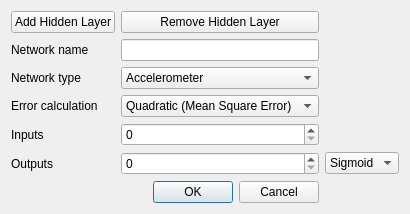
oxycoon/Thesis-NeuralNetwork, file res/layout/networkcreationdialog.ui: the form before one commit.
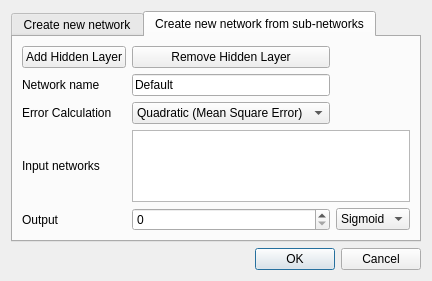
The form after the commit. The open tabs and pages were chosen to show the change.

The edit to the form file:
```diff
--- a/res/layout/networkcreationdialog.ui
+++ b/res/layout/networkcreationdialog.ui
@@ -7,17 +7,52 @@
     <x>0</x>
     <y>0</y>
     <width>400</width>
-    <height>208</height>
+    <height>280</height>
    </rect>
   </property>
   <property name="windowTitle">
    <string>Dialog</string>
   </property>
   <layout class="QGridLayout" name="gridLayout">
-   <item row="6" column="0" colspan="3">
-    <layout class="QGridLayout" name="gridLayout_2"/>
-   </item>
-   <item row="3" column="1">
+   <item row="1" column="0">
+    <widget class="QTabWidget" name="tabWidget">
+     <property name="currentIndex">
+      <number>0</number>
+     </property>
+     <widget class="QWidget" name="tab_newNet">
+      <attribute name="title">
+       <string>Create new network</string>
+      </attribute>
+      <layout class="QGridLayout" name="gridLayout_3">
+       <item row="1" column="1">
+        <widget class="QLineEdit" name="lineEdit_name">
+         <property name="text">
+          <string>Default</string>
+         </property>
+        </widget>
+       </item>
+       <item row="2" column="0">
+        <widget class="QLabel" name="label_2">
+         <property name="text">
+          <string>Network type</string>
+         </property>
+        </widget>
+       </item>
+       <item row="0" column="0">
+        <widget class="QPushButton" name="pushButton">
+         <property name="text">
+          <string>Add Hidden Layer</string>
+         </property>
+        </widget>
+       </item>
+       <item row="1" column="0">
+        <widget class="QLabel" name="label_4">
+         <property name="text">
+          <string>Network name</string>
+         </property>
+        </widget>
+       </item>
+       <item row="2" column="1">
     <widget class="QComboBox" name="comboBox_netType">
      <item>
       <property name="text">
@@ -41,14 +76,44 @@
      </item>
     </widget>
    </item>
+       <item row="0" column="1">
+        <widget class="QPushButton" name="pushButton_2">
+         <property name="text">
+          <string>Remove Hidden Layer</string>
+         </property>
+        </widget>
+       </item>
    <item row="3" column="0">
-    <widget class="QLabel" name="label_2">
+        <widget class="QLabel" name="label_5">
      <property name="text">
       <string>Network type</string>
      </property>
     </widget>
    </item>
-   <item row="7" column="2">
+       <item row="4" column="0">
+        <widget class="QLabel" name="label_3">
+         <property name="text">
+          <string>Inputs</string>
+         </property>
+        </widget>
+       </item>
+       <item row="3" column="1">
+        <widget class="QComboBox" name="comboBox_cost">
+         <item>
+          <property name="text">
+           <string>Quadratic (Mean Square Error)</string>
+          </property>
+         </item>
+        </widget>
+       </item>
+       <item row="6" column="1">
+        <widget class="QSpinBox" name="spinBox_output">
+         <property name="minimum">
+          <number>1</number>
+         </property>
+        </widget>
+       </item>
+       <item row="6" column="2">
     <widget class="QComboBox" name="comboBox_output">
      <item>
       <property name="text">
@@ -57,14 +122,111 @@
      </item>
     </widget>
    </item>
-   <item row="7" column="0">
+       <item row="4" column="1">
+        <widget class="QSpinBox" name="spinBox_input">
+         <property name="minimum">
+          <number>1</number>
+         </property>
+        </widget>
+       </item>
+       <item row="6" column="0">
     <widget class="QLabel" name="label">
      <property name="text">
       <string>Outputs</string>
      </property>
     </widget>
    </item>
-   <item row="8" column="1">
+       <item row="5" column="0" colspan="3">
+        <layout class="QGridLayout" name="gridLayout_2"/>
+       </item>
+      </layout>
+     </widget>
+     <widget class="QWidget" name="tab_NewNetFromSubs">
+      <attribute name="title">
+       <string>Create new network from sub-networks</string>
+      </attribute>
+      <layout class="QGridLayout" name="gridLayout_4">
+       <item row="1" column="0">
+        <widget class="QLabel" name="label_9">
+         <property name="text">
+          <string>Network name</string>
+         </property>
+        </widget>
+       </item>
+       <item row="1" column="1">
+        <widget class="QLineEdit" name="lineEdit">
+         <property name="text">
+          <string>Default</string>
+         </property>
+        </widget>
+       </item>
+       <item row="5" column="0">
+        <widget class="QLabel" name="label_6">
+         <property name="text">
+          <string>Output</string>
+         </property>
+        </widget>
+       </item>
+       <item row="5" column="1">
+        <widget class="QSpinBox" name="spinBox"/>
+       </item>
+       <item row="5" column="2">
+        <widget class="QComboBox" name="comboBox_output2">
+         <item>
+          <property name="text">
+           <string>Sigmoid</string>
+          </property>
+         </item>
+        </widget>
+       </item>
+       <item row="3" column="0">
+        <widget class="QLabel" name="label_8">
+         <property name="text">
+          <string>Input networks</string>
+         </property>
+        </widget>
+       </item>
+       <item row="4" column="0" colspan="3">
+        <layout class="QGridLayout" name="gridLayout_hidden2"/>
+       </item>
+       <item row="3" column="1" colspan="2">
+        <widget class="QListView" name="listView"/>
+       </item>
+       <item row="2" column="1">
+        <widget class="QComboBox" name="comboBox">
+         <item>
+          <property name="text">
+           <string>Quadratic (Mean Square Error)</string>
+          </property>
+         </item>
+        </widget>
+       </item>
+       <item row="0" column="0">
+        <widget class="QPushButton" name="pushButton_3">
+         <property name="text">
+          <string>Add Hidden Layer</string>
+         </property>
+        </widget>
+       </item>
+       <item row="2" column="0">
+        <widget class="QLabel" name="label_7">
+         <property name="text">
+          <string>Error Calculation</string>
+         </property>
+        </widget>
+       </item>
+       <item row="0" column="1">
+        <widget class="QPushButton" name="pushButton_4">
+         <property name="text">
+          <string>Remove Hidden Layer</string>
+         </property>
+        </widget>
+       </item>
+      </layout>
+     </widget>
+    </widget>
+   </item>
+   <item row="2" column="0">
     <widget class="QDialogButtonBox" name="buttonBox">
      <property name="orientation">
       <enum>Qt::Horizontal</enum>
@@ -74,64 +236,6 @@
      </property>
     </widget>
    </item>
-   <item row="5" column="0">
-    <widget class="QLabel" name="label_3">
-     <property name="text">
-      <string>Inputs</string>
-     </property>
-    </widget>
-   </item>
-   <item row="0" column="0">
-    <widget class="QPushButton" name="pushButton">
-     <property name="text">
-      <string>Add Hidden Layer</string>
-     </property>
-    </widget>
-   </item>
-   <item row="2" column="1">
-    <widget class="QLineEdit" name="lineEdit_name"/>
-   </item>
-   <item row="0" column="1">
-    <widget class="QPushButton" name="pushButton_2">
-     <property name="text">
-      <string>Remove Hidden Layer</string>
-     </property>
-    </widget>
-   </item>
-   <item row="5" column="1">
-    <widget class="QSpinBox" name="spinBox_input"/>
-   </item>
-   <item row="7" column="1">
-    <widget class="QSpinBox" name="spinBox_output"/>
-   </item>
-   <item row="2" column="0">
-    <widget class="QLabel" name="label_4">
-     <property name="text">
-      <string>Network name</string>
-     </property>
-    </widget>
-   </item>
-   <item row="4" column="1">
-    <widget class="QComboBox" name="comboBox_cost">
-     <item>
-      <property name="text">
-       <string>Quadratic (Mean Square Error)</string>
-      </property>
-     </item>
-     <item>
-      <property name="text">
-       <string>Cross Entropic</string>
-      </property>
-     </item>
-    </widget>
-   </item>
-   <item row="4" column="0">
-    <widget class="QLabel" name="label_5">
-     <property name="text">
-      <string>Error calculation</string>
-     </property>
-    </widget>
-   </item>
   </layout>
  </widget>
  <resources/>
```
Left out of the diff: 2 changed lines with no effect on the pictures. Lines whose indentation alone changed are shown as unchanged.
